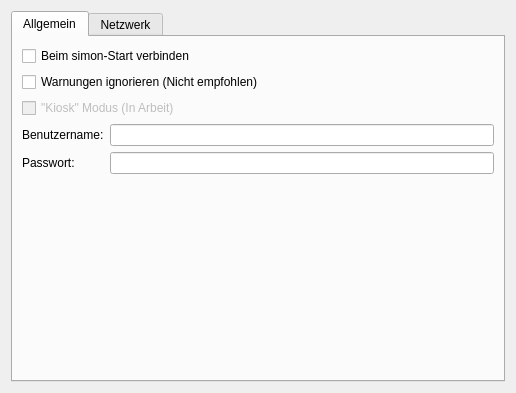
The window that simon/src/simonrecognitioncontrol/networksettingsdlg.ui (KDE/simon) describes before a commit, drawn with Qt 5.
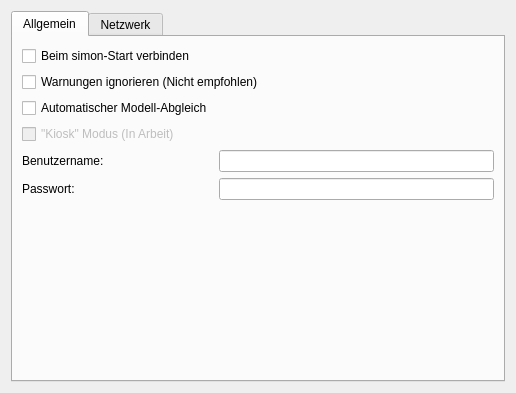
The same window after the commit. Icons and pictures are not drawn. Custom widgets are drawn as their Qt base class.

Patch:
```diff
--- a/simon/src/simonrecognitioncontrol/networksettingsdlg.ui
+++ b/simon/src/simonrecognitioncontrol/networksettingsdlg.ui
@@ -45,7 +45,7 @@
          </property>
         </widget>
        </item>
-       <item row="2" column="0" colspan="2" >
+       <item row="4" column="0" colspan="2" >
         <widget class="QCheckBox" name="cbKiosk" >
          <property name="enabled" >
           <bool>false</bool>
@@ -55,7 +55,7 @@
          </property>
         </widget>
        </item>
-       <item row="3" column="0" >
+       <item row="5" column="0" >
         <widget class="QLabel" name="lbUsername" >
          <property name="text" >
           <string>Benutzername:</string>
@@ -65,10 +65,10 @@
          </property>
         </widget>
        </item>
-       <item row="3" column="1" >
+       <item row="5" column="1" >
         <widget class="KLineEdit" name="kcfg_JuliusdUsername" />
        </item>
-       <item row="4" column="0" >
+       <item row="6" column="0" >
         <widget class="QLabel" name="lbPassword" >
          <property name="text" >
           <string>Passwort:</string>
@@ -78,14 +78,14 @@
          </property>
         </widget>
        </item>
-       <item row="4" column="1" >
+       <item row="6" column="1" >
         <widget class="KLineEdit" name="kcfg_JuliusdPassword" >
          <property name="echoMode" >
           <enum>QLineEdit::Password</enum>
          </property>
         </widget>
        </item>
-       <item row="5" column="0" colspan="2" >
+       <item row="7" column="0" colspan="2" >
         <spacer>
          <property name="orientation" >
           <enum>Qt::Vertical</enum>
@@ -98,6 +98,13 @@
          </property>
         </spacer>
        </item>
+       <item row="3" column="0" >
+        <widget class="QCheckBox" name="cbAutomaticSync" >
+         <property name="text" >
+          <string>Automatischer Modell-Abgleich</string>
+         </property>
+        </widget>
+       </item>
       </layout>
      </widget>
      <widget class="QWidget" name="tab_2" >
```
Left out of the diff: 6 changed lines with no effect on the pictures.
